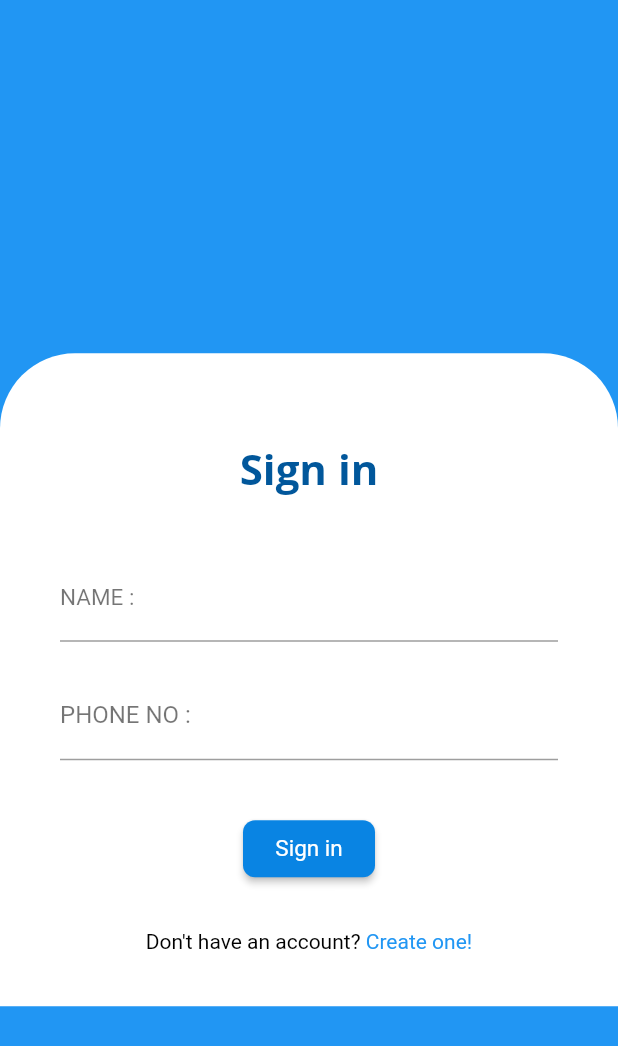
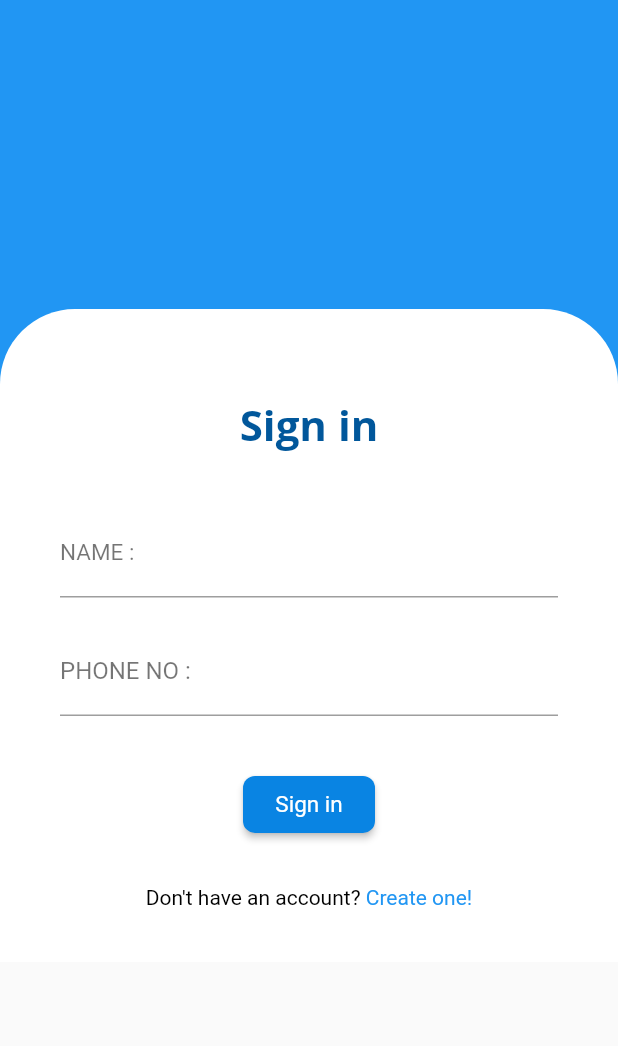
Before and after one commit to Geek-a-Byte/Foodonation, a Flutter app: the SignIn screen opened by its route, on a phone screen of 412 x 824 dp. Shown: the top 1046 px of the screen. Run offline on Flutter 3.47's test engine with Material 2 defaults, Android fonts, the phone set to English and light mode, and no system bars; our stand-ins replace google_fonts, shared_preferences; missing offline and left inert: flutter_awesome_alert_box; accounts and stored records are empty; Roboto replaces fonts that are missing (Avenir).

Commit message:
Update signin.dart

```diff
--- a/Foodonation/lib/signin.dart
+++ b/Foodonation/lib/signin.dart
@@ -93,14 +93,15 @@
       body: Container(
         //color: Color(0xfff5f5f5),
         color: Colors.blue,
-        child: Center(
+        child: Container(
           child: Padding(
             padding: const EdgeInsets.symmetric(
               horizontal: 0,    //Width equal to device
             ),
             child: Card(
+              color: Colors.white,
               elevation: 0,
-              margin: EdgeInsets.only(top:MediaQuery.of(context).size.height * 0.1),
+              margin: EdgeInsets.only(top:MediaQuery.of(context).size.height * 0.25),
               shape: RoundedRectangleBorder(
                 borderRadius: BorderRadius.only(
                   topLeft: Radius.circular(50),
```
